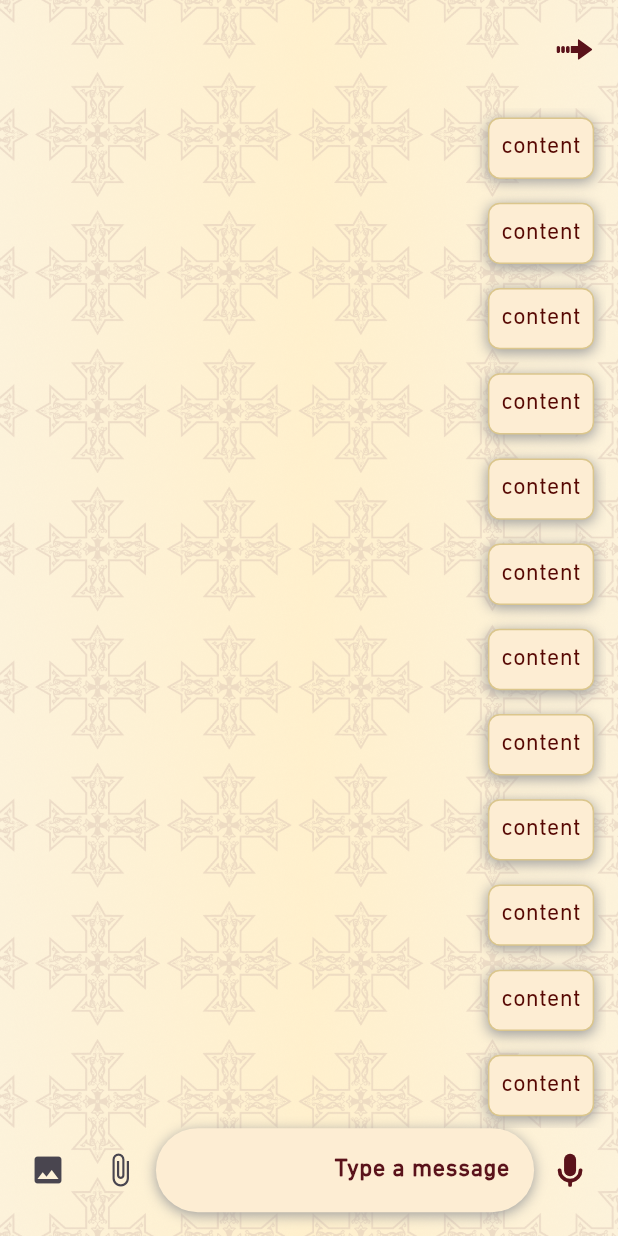
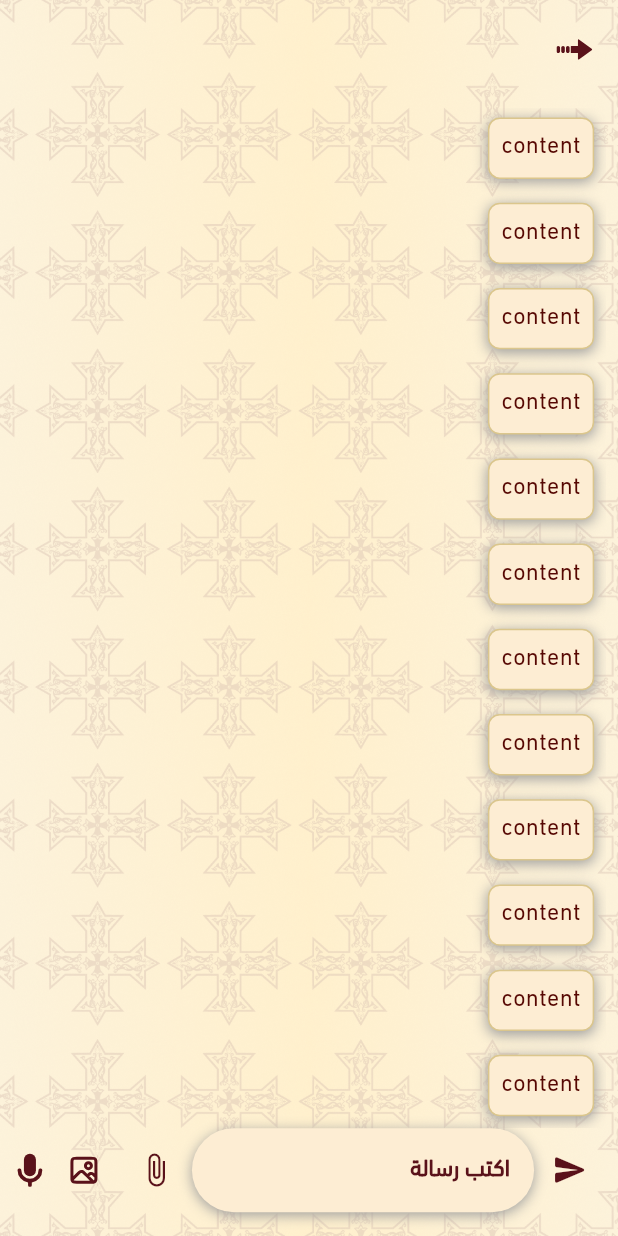
Before and after one commit to Marina-Magdii/ni-angelos, a Flutter app: the CopticDetailsView screen opened directly with empty values, on a phone screen of 412 x 824 dp. Run offline on Flutter 3.47's test engine with Material 3 defaults, Android fonts, the phone set to English and light mode, and no system bars; our stand-ins replace file_picker, flutter_animate, flutter_screenutil, flutter_svg, image_picker, just_audio and 1 more; missing offline and left inert: record; project files that could hold a hidden picture were left out.

Commit message:
- Commit

```diff
--- a/lib/features/coptic/presentation/coptic_details_view.dart
+++ b/lib/features/coptic/presentation/coptic_details_view.dart
@@ -5,6 +5,7 @@ import 'package:flutter/material.dart';
 import 'package:flutter_screenutil/flutter_screenutil.dart';
 import 'package:flutter_svg/svg.dart';
 import 'package:image_picker/image_picker.dart';
+import 'package:just_audio/just_audio.dart';
 import 'package:ni_angelos/core/color_manager.dart';
 import 'package:ni_angelos/core/image_assets.dart';
 import 'package:ni_angelos/custom/custom_container.dart';
@@ -12,10 +13,22 @@ import 'package:ni_angelos/custom/custom_scaffold.dart';
 import 'package:ni_angelos/custom/custom_textfield.dart';
 import 'package:ni_angelos/models/chat_message_model.dart';
 import 'package:ni_angelos/models/tune_model.dart';
+import 'package:record/record.dart';
 
-class CopticDetailsView extends StatelessWidget {
-  CopticDetailsView({super.key});
+class CopticDetailsView extends StatefulWidget {
+  const CopticDetailsView({super.key});
+
+  @override
+  State<CopticDetailsView> createState() => _CopticDetailsViewState();
+}
+
+class _CopticDetailsViewState extends State<CopticDetailsView> {
   final TextEditingController controller = TextEditingController();
+  final record = RecordPlatform.instance;
+  final audioPlayer = AudioPlayer();
+  String? recordedPath;
+  bool isRecording = false;
+  bool isPlaying = false;
   final List<ChatMessageModel> messages = [
     ChatMessageModel(msgType: MessageType.text, content: "content"),
     ChatMessageModel(msgType: MessageType.text, content: "content"),
@@ -32,12 +45,20 @@ class CopticDetailsView extends StatelessWidget {
   ];
 
   @override
+  void dispose() {
+    record.dispose;
+    audioPlayer.dispose();
+    super.dispose();
+  }
+
+  @override
   Widget build(BuildContext context) {
     final args = ModalRoute.of(context)?.settings.arguments as TuneModel;
     return SafeArea(
       child: MyCustomScaffold(
         withBackArrow: true,
         appBarTitle: args.title,
+        leading: SvgPicture.asset(ImageAssets.deleteIcon),
         body: Padding(
           padding: REdgeInsets.symmetric(horizontal: 8.0, vertical: 16),
           child: Column(
@@ -98,33 +119,29 @@ class CopticDetailsView extends StatelessWidget {
     }
   }
 
-   messageTypeInput() {
+  messageTypeInput() {
     return Row(
       children: [
-        IconButton(
-          icon: Icon(Icons.image),
-          onPressed: pickImage,
-        ),
-        IconButton(
-          icon: Icon(Icons.attach_file),
-          onPressed: pickFile,
-        ),
+        SvgPicture.asset(ImageAssets.recordIcon),
+        IconButton(icon:SvgPicture.asset(ImageAssets.imageIcon), onPressed: pickImage),
+        IconButton(icon: Icon(Icons.attach_file,color: ColorManager.secondaryColor,), onPressed: pickFile),
         Expanded(
           child: CustomTextField(
-            hintText: "Type a message",
+            hintText: "اكتب رسالة",
             controller: controller,
             validator: (v) => null,
           ),
         ),
         IconButton(
-          icon: controller.text.trim().isEmpty
-              ? SvgPicture.asset(ImageAssets.recordIcon)
-         : Icon(Icons.send,color: ColorManager.secondaryColor),
+          icon: Icon(Icons.send_rounded, color: ColorManager.secondaryColor),
           onPressed: () {
             if (controller.text.trim().isNotEmpty) {
               messages.insert(
                 0,
-                ChatMessageModel(msgType: MessageType.text, content: controller.text),
+                ChatMessageModel(
+                  msgType: MessageType.text,
+                  content: controller.text,
+                ),
               );
               controller.clear();
               // setState() to update
@@ -152,7 +169,10 @@ class CopticDetailsView extends StatelessWidget {
     if (result != null && result.files.single.path != null) {
       messages.insert(
         0,
-        ChatMessageModel(msgType: MessageType.file, content: result.files.single.path!),
+        ChatMessageModel(
+          msgType: MessageType.file,
+          content: result.files.single.path!,
+        ),
       );
       // setState()
     }
--- a/pubspec.yaml
+++ b/pubspec.yaml
@@ -20,6 +20,8 @@ dependencies:
   image_picker: ^1.1.2
   file_picker: ^10.2.0
   record: ^6.0.0
+  just_audio: ^0.10.4
+  audio_waveforms: ^1.3.0
 
 dev_dependencies:
   flutter_test:
```
Also changed, not shown: pubspec.lock, 1 other file.
